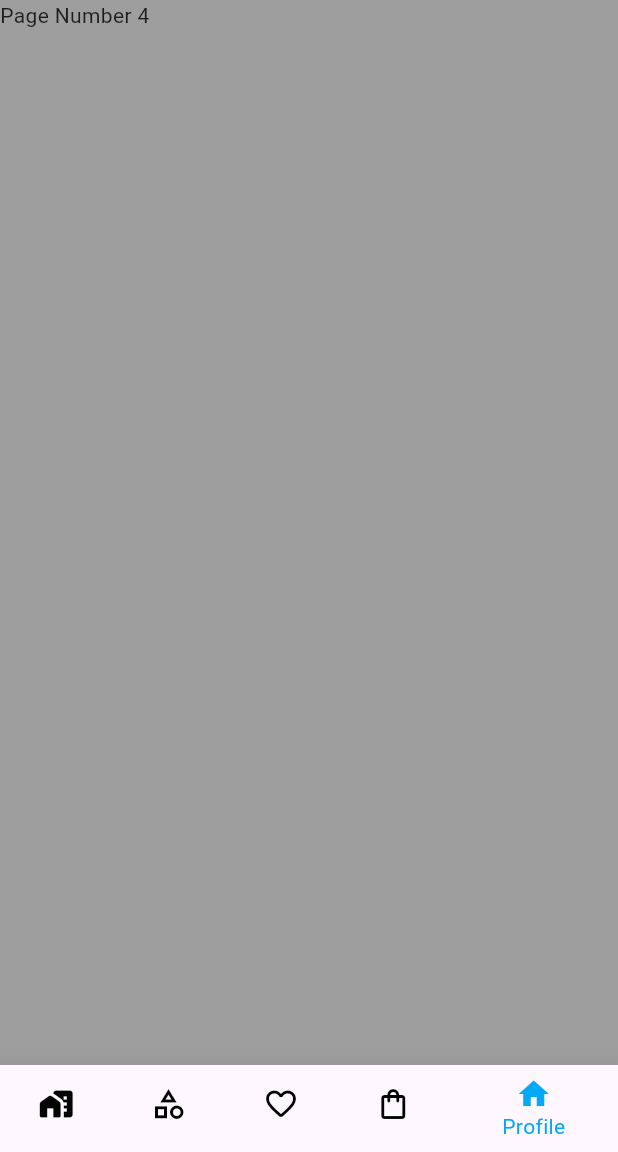
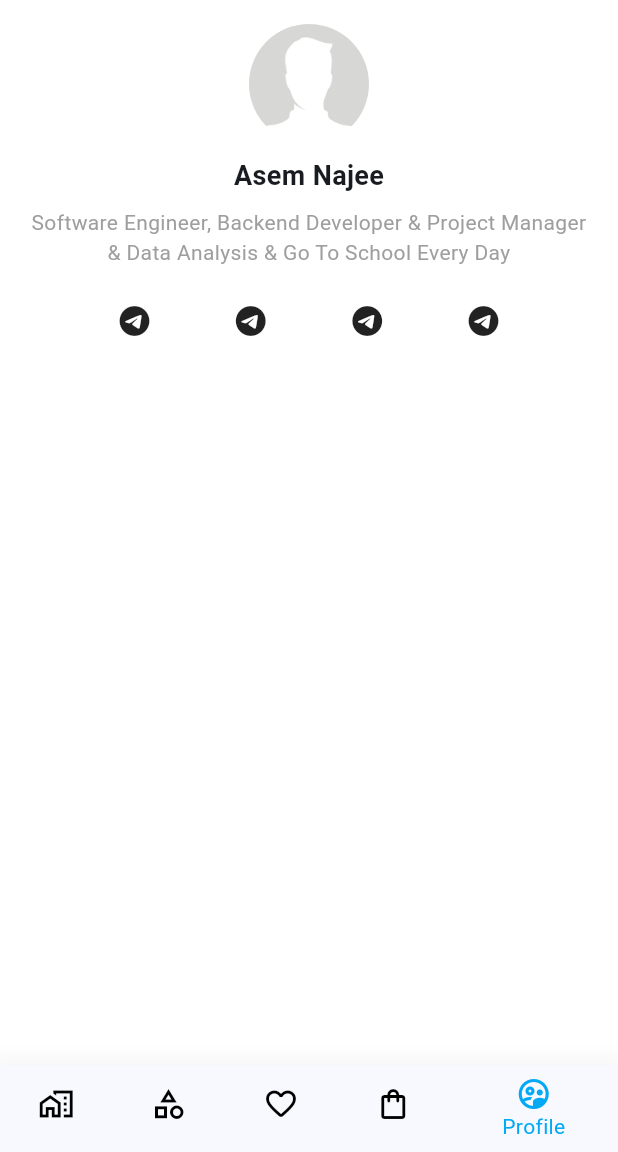
Before and after one commit to AsemNajee/flutter-shopping-application, a Flutter app: the screen it shows after launch, swiped to page 5, on a phone screen of 412 x 824 dp, the part 84-1236 px from its top. Run offline on Flutter 3.47's test engine with Material 3 defaults, Android fonts, the phone set to English and light mode, and no system bars.

Commit message:
adding profile page and fix categories repository

```diff
--- a/lib/data/repositories/categories_repository.dart
+++ b/lib/data/repositories/categories_repository.dart
@@ -20,15 +20,15 @@ class CategoriesRepository {
     description: "eat best food",
   );
 
-  static List<Category> get getCategories => [
+  static final List<Category> _categories = [
     _carsCategory,
     _clothesCategory,
     _booksCategory,
     _kitchenCategory,
   ];
 
-  static List<Product> get allProducts => [
-    // منتجات السيارات والدراجات
+  static final List<Product> _products = [
+    // منتجات السيارات والدراجاتs
     Product(
       title: "Mercedes S-Class 2024",
       price: 85000,
@@ -240,6 +240,11 @@ class CategoriesRepository {
     // ),
   ];
 
+
+  static List<Product> get allProducts => _products;
+
+  static List<Category> get getCategories => _categories;
+
   static List<Product> getProductsOfCategory(Category category) {
     return allProducts.where((p) => p.categoryId == category.id).toList();
   }
--- a/lib/main.dart
+++ b/lib/main.dart
@@ -21,6 +21,16 @@ class Main extends StatelessWidget {
 
   @override
   Widget build(BuildContext context) {
-    return MaterialApp(home: HomePage());
+    return MaterialApp(
+      theme: ThemeData(
+        colorScheme: ColorScheme.fromSeed(
+          seedColor: Colors.lightBlue,
+          brightness: .light,
+        ),
+      ),
+      themeMode: .dark,
+      home: HomePage(),
+      debugShowCheckedModeBanner: false,
+    );
   }
 }
--- a/lib/pages/home/home_page.dart
+++ b/lib/pages/home/home_page.dart
@@ -5,6 +5,7 @@ import 'package:self_built_market/pages/cart/cart_page.dart';
 import 'package:self_built_market/pages/categories/categories_page.dart';
 import 'package:self_built_market/pages/favorite/favorite_page.dart';
 import 'package:self_built_market/pages/home/widgets/section_widget.dart';
+import 'package:self_built_market/pages/profile_page/profile_page.dart';
 
 class HomePage extends StatefulWidget {
   const HomePage({super.key});
@@ -44,10 +45,10 @@ class _HomePageState extends State<HomePage> {
             itemBuilder: (context, index) =>
                 SectionWidget(category: categories[index]),
           ),
-          CategoriesPage(categories: categories,),
+          CategoriesPage(categories: categories),
           FavoritePage(),
           CartPage(),
-          Container(child: Text("Page Number 4")),
+          ProfilePage(),
         ],
       ),
 
@@ -65,7 +66,7 @@ class _HomePageState extends State<HomePage> {
         },
         items: [
           BottomNavigationBarItem(
-            icon: Icon(Icons.maps_home_work_rounded),
+            icon: Icon(Icons.maps_home_work_outlined),
             label: "Home",
           ),
           BottomNavigationBarItem(
@@ -80,7 +81,10 @@ class _HomePageState extends State<HomePage> {
             icon: Icon(Icons.shopping_bag_outlined),
             label: "Cart",
           ),
-          BottomNavigationBarItem(icon: Icon(Icons.home), label: "Profile"),
+          BottomNavigationBarItem(
+            icon: Icon(Icons.supervised_user_circle_outlined),
+            label: "Profile",
+          ),
         ],
       ),
     );
--- /dev/null
+++ b/lib/pages/profile_page/profile_page.dart
@@ -0,0 +1,59 @@
+import 'package:flutter/material.dart';
+
+class ProfilePage extends StatelessWidget {
+  const ProfilePage({super.key});
+
+  @override
+  Widget build(BuildContext context) {
+    return Container(
+      color: Colors.white,
+      padding: .only(top: 16, bottom: 16),
+      child: Column(
+        children: [
+          Container(
+            height: 80,
+            width: 80,
+            child: ClipRRect(
+              borderRadius: .all(.circular(50)),
+              child: Image.asset("assets/images/profile.png"),
+            ),
+          ),
+
+          Container(
+            padding: .all(8),
+            child: Column(
+              children: [
+                Text(
+                  "Asem Najee",
+                  style: TextStyle(fontSize: 18, fontWeight: .bold),
+                ),
+
+                Container(
+                  padding: .all(8),
+                  child: Text(
+                    "Software Engineer, Backend Developer & Project Manager & Data Analysis & Go To School Every Day",
+                    textAlign: .center,
+                    style: TextStyle(color: Colors.grey),
+                  ),
+                ),
+
+                Container(
+                  padding: .all(16),
+                  child: Row(
+                    mainAxisAlignment: .spaceEvenly,
+                    children: [
+                      Icon(Icons.telegram),
+                      Icon(Icons.telegram),
+                      Icon(Icons.telegram),
+                      Icon(Icons.telegram),
+                    ],
+                  ),
+                )
+              ],
+            ),
+          ),
+        ],
+      ),
+    );
+  }
+}
--- a/lib/providers/cart_provider.dart
+++ b/lib/providers/cart_provider.dart
@@ -31,11 +31,15 @@ class CartProvider extends ChangeNotifier {
   }
 
   void removeCart({required int productId}){
-    if(_carts.containsKey(productId)){
+    if(isInCart(productId: productId)){
       _carts.remove(productId);
       notifyListeners();
     }
   }
 
+  bool isInCart({required int productId}){
+    return _carts.containsKey(productId);
+  }
+
   Map<int, CartItem> get cartProducts => _carts;
 }
```
Also changed, not shown: lib/pages/cart/cart_page.dart (+20 -5 lines), lib/pages/favorite/favorite_page.dart (+8 -6 lines), lib/pages/product_details/product_details_page.dart (+8 -3 lines), assets/images/profile.png (added).
